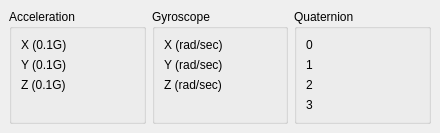
Old version of the form src/IMUDock.ui in the repository markgol/L2diagnostic.
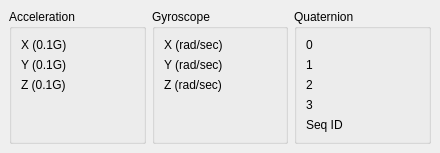
New version of the form.

Diff of the .ui file:
```diff
--- a/src/IMUDock.ui
+++ b/src/IMUDock.ui
@@ -7,7 +7,7 @@
     <x>0</x>
     <y>0</y>
     <width>440</width>
-    <height>124</height>
+    <height>145</height>
    </rect>
   </property>
   <property name="windowTitle">
@@ -139,6 +139,20 @@
        <item row="3" column="1">
         <widget class="QLabel" name="lblQuat3Value"/>
        </item>
+       <item row="4" column="0">
+        <widget class="QLabel" name="lblSeqLDtext">
+         <property name="text">
+          <string>Seq ID</string>
+         </property>
+        </widget>
+       </item>
+       <item row="4" column="1">
+        <widget class="QLabel" name="lblSeqIDvalue">
+         <property name="text">
+          <string/>
+         </property>
+        </widget>
+       </item>
       </layout>
      </widget>
     </item>
```
